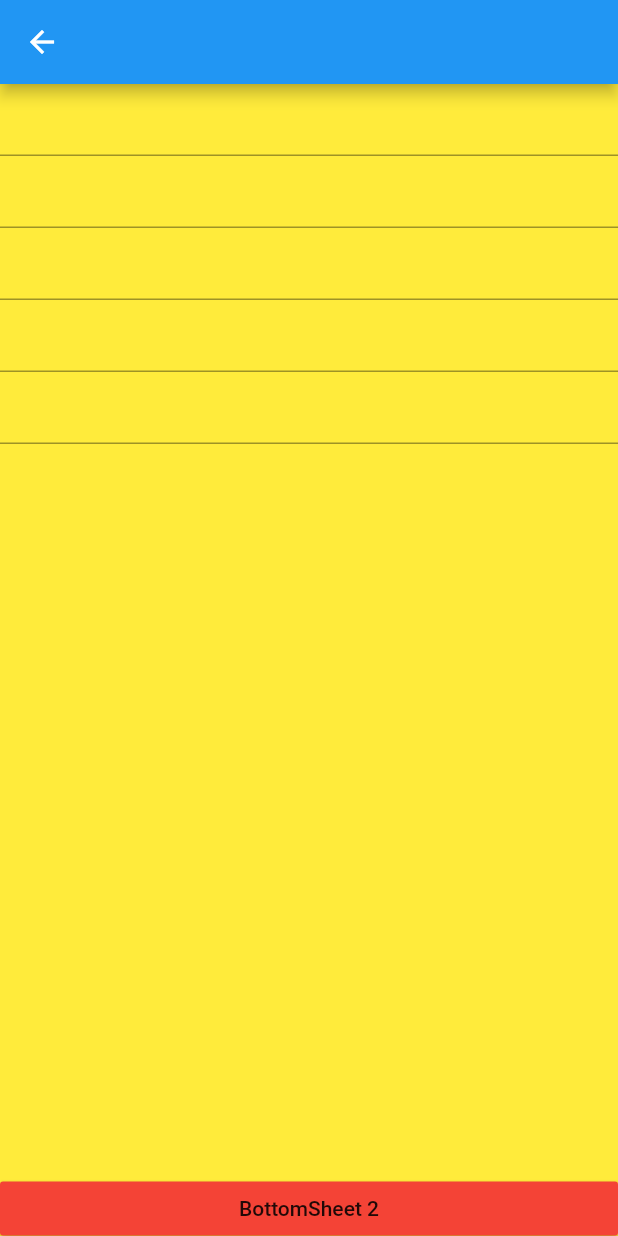
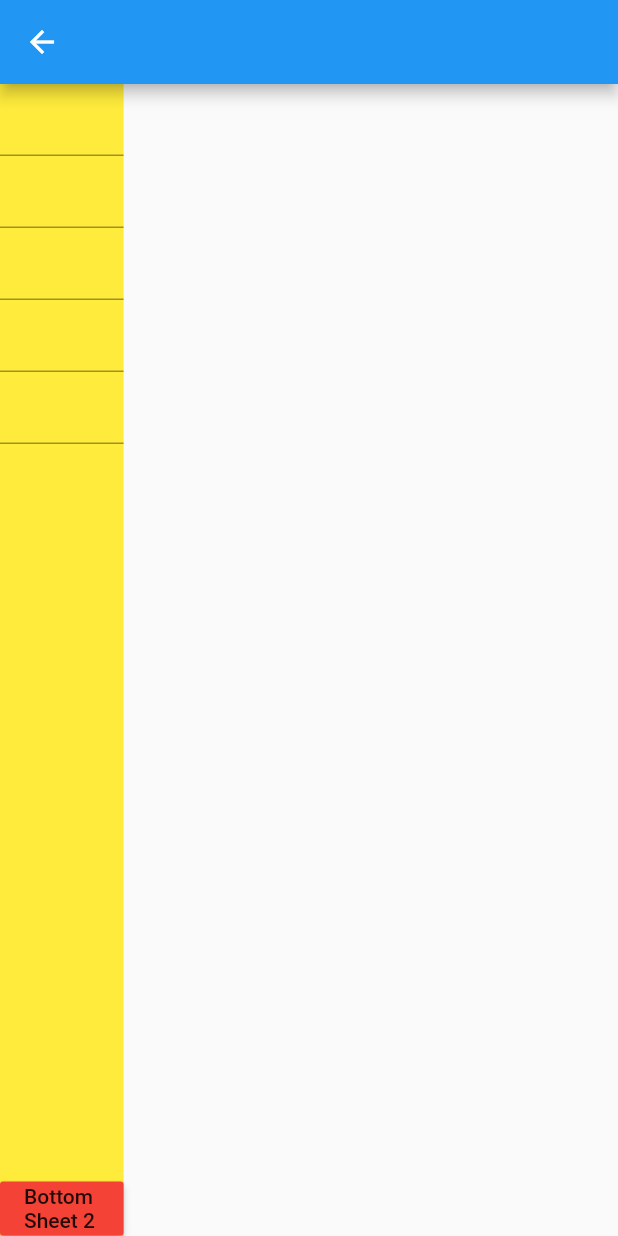
Before and after one commit to FarhadNasserinia/git, a Flutter app: the BottomSheetPage screen opened directly, on a phone screen of 412 x 824 dp. Run offline on Flutter 3.47's test engine with Material 2 defaults, Android fonts, the phone set to English and light mode, and no system bars; our stand-ins replace dio, pull_to_refresh, shared_preferences; accounts and stored records are empty.

Commit message:
change width in app

```diff
--- a/lib/Pages/BottomShetPage.dart
+++ b/lib/Pages/BottomShetPage.dart
@@ -17,7 +17,7 @@ class _BottomSheetPageState extends State<BottomSheetPage> {
       appBar: AppBar(),
       body: Container(
           height: size.height,
-          width: size.width,
+          width: size.width * 0.2,
           color: Colors.yellow,
           child: Column(
             mainAxisAlignment: MainAxisAlignment.spaceBetween,
```
